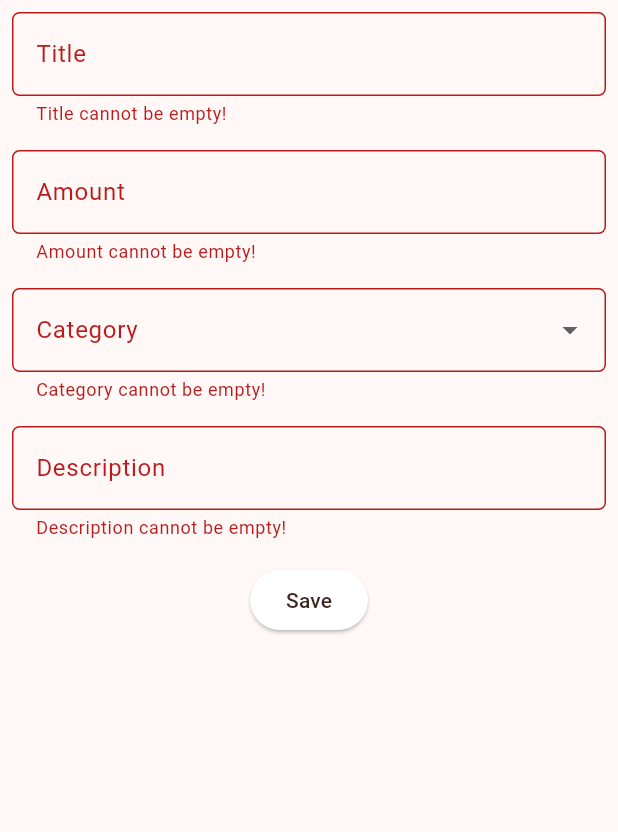
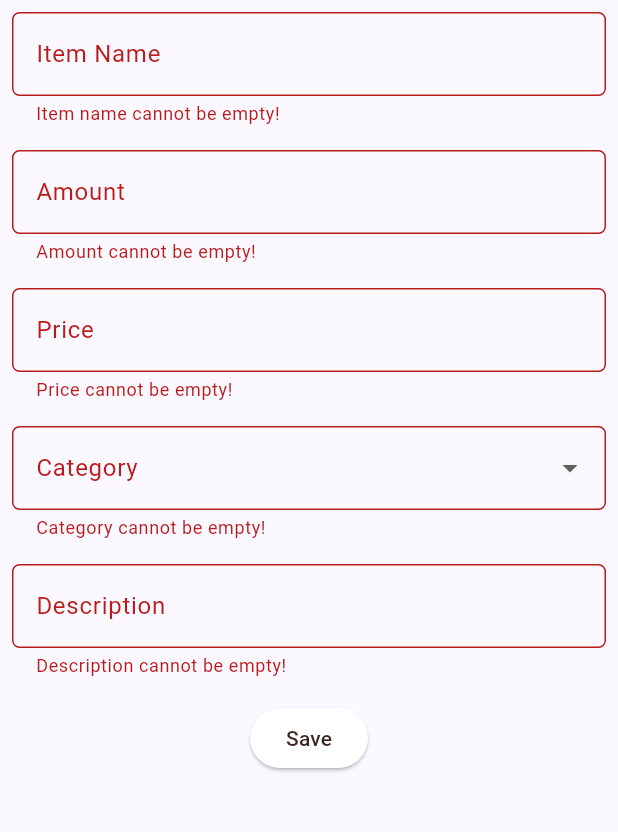
Before and after one commit to vinkakniv/LiteraLink, a Flutter app: the FormPage screen opened directly, after a tap on "Save", on a phone screen of 412 x 824 dp, the part 84-916 px from its top. Run offline on Flutter 3.47's test engine with Material 2 defaults, Android fonts, the light colour scheme and no system bars; missing offline and left inert: pbp_django_auth.

Commit message:
add tugas 9

```diff
--- /dev/null
+++ b/lib/models/item.dart
@@ -0,0 +1,101 @@
+// To parse this JSON data, do
+//
+//     final item = itemFromJson(jsonString);
+
+import 'dart:convert';
+
+List<Item> itemFromJson(String str) => List<Item>.from(json.decode(str).map((x) => Item.fromJson(x)));
+
+String itemToJson(List<Item> data) => json.encode(List<dynamic>.from(data.map((x) => x.toJson())));
+
+class Item {
+  Model model;
+  int pk;
+  Fields fields;
+
+  Item({
+    required this.model,
+    required this.pk,
+    required this.fields,
+  });
+
+  factory Item.fromJson(Map<String, dynamic> json) => Item(
+    model: modelValues.map[json["model"]]!,
+    pk: json["pk"],
+    fields: Fields.fromJson(json["fields"]),
+  );
+
+  Map<String, dynamic> toJson() => {
+    "model": modelValues.reverse[model],
+    "pk": pk,
+    "fields": fields.toJson(),
+  };
+}
+
+class Fields {
+  String name;
+  int amount;
+  String description;
+  String price;
+  int user;
+  Category category;
+
+  Fields({
+    required this.name,
+    required this.amount,
+    required this.description,
+    required this.price,
+    required this.user,
+    required this.category,
+  });
+
+  factory Fields.fromJson(Map<String, dynamic> json) => Fields(
+    name: json["name"],
+    amount: json["amount"],
+    description: json["description"],
+    price: json["price"],
+    user: json["user"],
+    category: categoryValues.map[json["category"]]!,
+  );
+
+  Map<String, dynamic> toJson() => {
+    "name": name,
+    "amount": amount,
+    "description": description,
+    "price": price,
+    "user": user,
+    "category": categoryValues.reverse[category],
+  };
+}
+
+enum Category {
+  BEVARAGE,
+  BEVERAGE,
+  SNACK
+}
+
+final categoryValues = EnumValues({
+  "Bevarage": Category.BEVARAGE,
+  "Beverage": Category.BEVERAGE,
+  "Snack": Category.SNACK
+});
+
+enum Model {
+  MAIN_ITEM
+}
+
+final modelValues = EnumValues({
+  "main.item": Model.MAIN_ITEM
+});
+
+class EnumValues<T> {
+  Map<String, T> map;
+  late Map<T, String> reverseMap;
+
+  EnumValues(this.map);
+
+  Map<T, String> get reverse {
+    reverseMap = map.map((k, v) => MapEntry(v, k));
+    return reverseMap;
+  }
+}
--- /dev/null
+++ b/lib/screens/detail_item.dart
@@ -0,0 +1,32 @@
+import 'package:literalink/models/item.dart';
+import 'package:flutter/material.dart';
+
+
+class ItemDetailPage extends StatelessWidget {
+  final Item item;
+
+  const ItemDetailPage({Key? key, required this.item}) : super(key: key);
+
+  @override
+  Widget build(BuildContext context) {
+    return Scaffold(
+      appBar: AppBar(
+        title: Text(item.fields.name),
+      ),
+      body: Padding(
+        padding: EdgeInsets.all(16),
+        child: Column(
+          crossAxisAlignment: CrossAxisAlignment.start,
+          children: <Widget>[
+            Text("Name: ${item.fields.name}"),
+            Text("Amount: ${item.fields.amount}"),
+            Text("Price: ${item.fields.price}"),
+            Text("Category: ${item.fields.category}"),
+            Text("Description: ${item.fields.description}"),
+            // Add more fields as needed
+          ],
+        ),
+      ),
+    );
+  }
+}
--- a/lib/screens/shoplist_form.dart
+++ b/lib/screens/shoplist_form.dart
@@ -1,5 +1,10 @@
+import 'dart:convert';
 import 'package:flutter/material.dart';
 import 'package:literalink/widgets/left_drawer.dart';
+import 'package:pbp_django_auth/pbp_django_auth.dart';
+import 'package:provider/provider.dart';
+import 'menu.dart';
+
 
 class FormPage extends StatefulWidget {
   const FormPage({super.key});
@@ -14,9 +19,11 @@
   String _description = "";
   int _amount = 0;
   String _category = "";
-  List<String> categories = ["Novel", "Comic", "Poetry", "History", "Short Stories"];
+  int _price = 0;
+  List<String> categories = ["Beverage", "Snack", "Candy"];
   @override
   Widget build(BuildContext context) {
+    final request = context.watch<CookieRequest>();
     return Scaffold(
       appBar: AppBar(
         title: const Center(
@@ -37,20 +44,20 @@
                 padding: const EdgeInsets.all(8.0),
                 child: TextFormField(
                   decoration: InputDecoration(
-                    hintText: "Title",
-                    labelText: "Title",
+                    hintText: "Item Name",
+                    labelText: "Item Name",
                     border: OutlineInputBorder(
                       borderRadius: BorderRadius.circular(5.0),
                     ),
                   ),
-                    onChanged: (String? value) {
+                  onChanged: (String? value) {
                     setState(() {
                       _name = value!;
                     });
                   },
                   validator: (String? value) {
                     if (value == null || value.isEmpty) {
-                      return "Title cannot be empty!";
+                      return "Item name cannot be empty!";
                     }
                     return null;
                   },
@@ -74,6 +81,29 @@
                   validator: (String? value) {
                     if (value == null || value.isEmpty) {
                       return "Amount cannot be empty!";
+                    }
+                    return null;
+                  },
+                ),
+              ),
+              Padding(
+                padding: const EdgeInsets.all(8.0),
+                child: TextFormField(
+                  decoration: InputDecoration(
+                    hintText: "Price",
+                    labelText: "Price",
+                    border: OutlineInputBorder(
+                      borderRadius: BorderRadius.circular(5.0),
+                    ),
+                  ),
+                  onChanged: (String? value) {
+                    setState(() {
+                      _price = int.parse(value!);
+                    });
+                  },
+                  validator: (String? value) {
+                    if (value == null || value.isEmpty) {
+                      return "Price cannot be empty!";
                     }
                     return null;
                   },
@@ -140,37 +170,34 @@
                       backgroundColor:
                       MaterialStateProperty.all(Colors.white),
                     ),
-                    onPressed: () {
+                    onPressed: () async {
                       if (_formKey.currentState!.validate()) {
-                        showDialog(
-                          context: context,
-                          builder: (context) {
-                            return AlertDialog(
-                              title: const Text('Item saved successfully!'),
-                              content: SingleChildScrollView(
-                                child: Column(
-                                  crossAxisAlignment:
-                                  CrossAxisAlignment.start,
-                                  children: [
-                                    Text('Name: $_name'),
-                                    Text('Amount: $_amount'),
-                                    Text('Category: $_category'),
-                                    Text('Description: $_description'),
-                                  ],
-                                ),
-                              ),
-                              actions: [
-                                TextButton(
-                                  child: const Text('OK'),
-                                  onPressed: () {
-                                    Navigator.pop(context);
-                                  },
-                                ),
-                              ],
-                            );
-                          },
-                        );
-                        _formKey.currentState!.reset();
+                        // Kirim ke Django dan tunggu respons
+                        final response = await request.postJson(
+                            "http://127.0.0.1:8000/create-flutter/",
+                            jsonEncode(<String, String>{
+                              'name': _name,
+                              'price': _price.toString(),
+                              'amount': _amount.toString(),
+                              'description': _description,
+                              'category': _category,
+                            }));
+                        if (response['status'] == 'success') {
+                          ScaffoldMessenger.of(context)
+                              .showSnackBar(const SnackBar(
+                            content: Text("Item baru berhasil disimpan!"),
+                          ));
+                          Navigator.pushReplacement(
+                            context,
+                            MaterialPageRoute(builder: (context) => MyHomePage()),
+                          );
+                        } else {
+                          ScaffoldMessenger.of(context)
+                              .showSnackBar(const SnackBar(
+                            content:
+                            Text("Terdapat kesalahan, silakan coba lagi."),
+                          ));
+                        }
                       }
                     },
                     child: const Text(
--- a/lib/widgets/left_drawer.dart
+++ b/lib/widgets/left_drawer.dart
@@ -1,6 +1,8 @@
 import 'package:flutter/material.dart';
 import 'package:literalink/screens/menu.dart';
 import 'package:literalink/screens/shoplist_form.dart';
+import 'package:literalink/screens/list_item.dart';
+
 
 class LeftDrawer extends StatelessWidget {
   const LeftDrawer({super.key});
@@ -26,7 +28,7 @@
                   ),
                 ),
                 Padding(padding: EdgeInsets.all(10)),
-                Text("Add New Book: Quick & Easy Entry!",
+                Text("Add New Item: Quick & Easy Entry!",
                   style: TextStyle(
                     color:  Colors.white60,
                   ),
@@ -48,11 +50,22 @@
           ),
           ListTile(
             leading: const Icon(Icons.post_add_outlined),
-            title: const Text('Add New Title'),
+            title: const Text('Add New Item'),
             // Bagian redirection ke ShopFormPage
             onTap: () {
               Navigator.push(context,
                   MaterialPageRoute(builder: (context) => const FormPage()));
+            },
+          ),
+          ListTile(
+            leading: const Icon(Icons.shopping_basket),
+            title: const Text('Daftar Item'),
+            onTap: () {
+              // Route menu ke halaman item
+              Navigator.push(
+                context,
+                MaterialPageRoute(builder: (context) => const ItemPage()),
+              );
             },
           ),
         ],
--- a/pubspec.yaml
+++ b/pubspec.yaml
@@ -35,6 +35,9 @@
   # The following adds the Cupertino Icons font to your application.
   # Use with the CupertinoIcons class for iOS style icons.
   cupertino_icons: ^1.0.2
+  provider: ^6.1.1
+  pbp_django_auth: ^0.4.0
+  http: ^1.1.0
 
 dev_dependencies:
   flutter_test:
```
Also changed, not shown: lib/main.dart (+16 -25 lines), lib/screens/list_item.dart (added, +106 -0 lines), lib/screens/login.dart (added, +112 -0 lines), lib/screens/menu.dart (+4 -60 lines), lib/widgets/shop_card.dart (+34 -84 lines), flutter_01.png (added), pubspec.lock, 3 other files.
